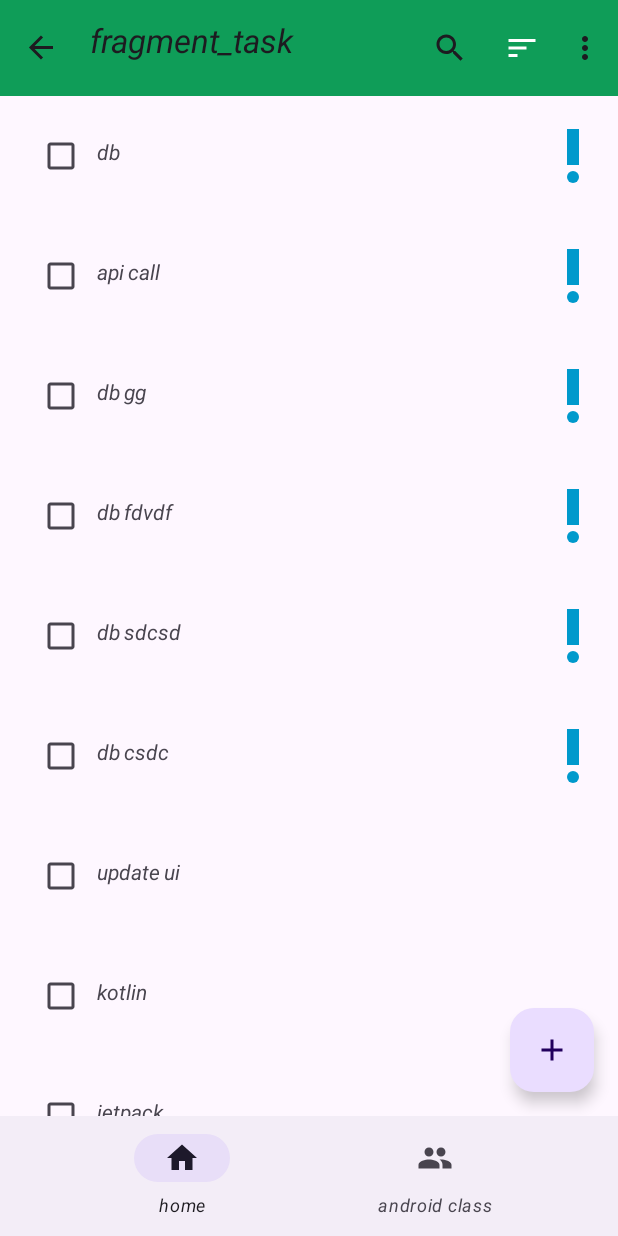
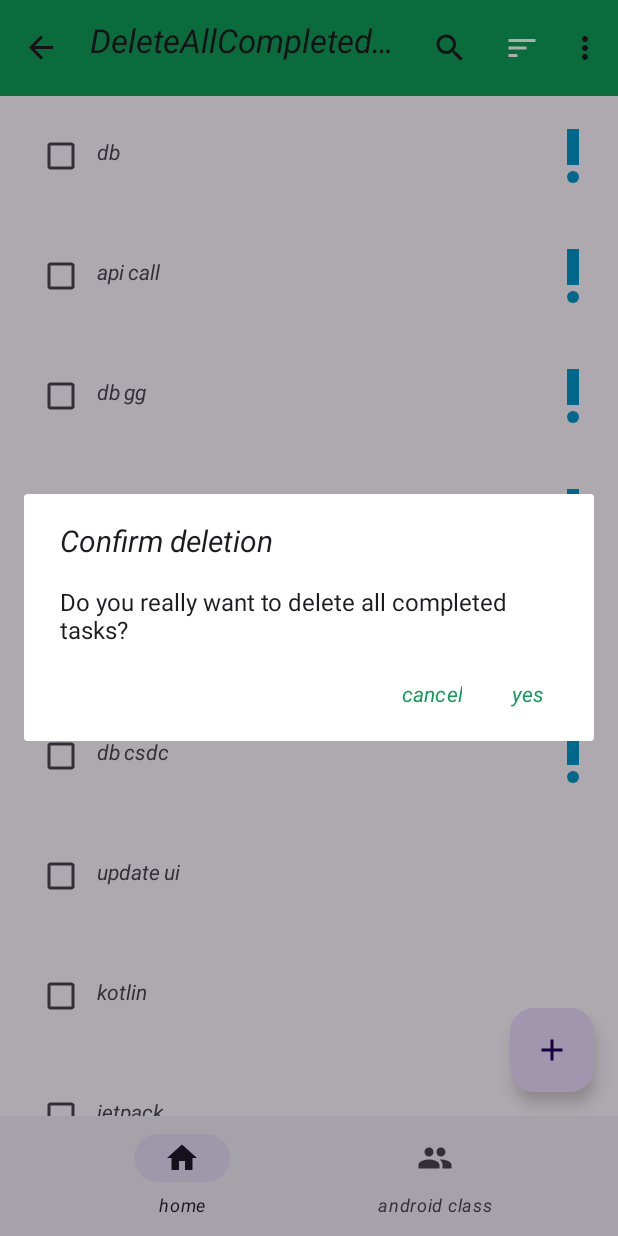
Before and after one commit to hanarahmati/AndroidFanavari40205, an Android app: the TaskFragment screen opened through its navigation route, in the options menu, after a tap on "Delete all completed", on a phone screen of 412 x 824 dp. Run offline under Robolectric (Android 15) with nearby library versions, the phone set to English and light mode, and no system bars; our stand-ins replace Dagger/Hilt's generated code, Room's generated code, navigation-ui.

```diff
--- a/app/src/main/java/co/fanavari/androidfanavari40205/data/task/TaskDao.kt
+++ b/app/src/main/java/co/fanavari/androidfanavari40205/data/task/TaskDao.kt
@@ -40,4 +40,7 @@ interface TaskDao {
 
     @Delete
     fun delete(task: Task)
+
+    @Query("DELETE FROM task_table WHERE completed = 1")
+    fun deleteCompletedTasks()
 }
--- /dev/null
+++ b/app/src/main/java/co/fanavari/androidfanavari40205/ui/deleteAllCompleted/DeleteAllCompletedDialog.kt
@@ -0,0 +1,26 @@
+package co.fanavari.androidfanavari40205.ui.deleteAllCompleted
+
+import android.app.Dialog
+import android.os.Bundle
+import androidx.appcompat.app.AlertDialog
+import androidx.fragment.app.DialogFragment
+import androidx.fragment.app.viewModels
+import dagger.hilt.android.AndroidEntryPoint
+
+
+@AndroidEntryPoint
+class DeleteAllCompletedDialogFragment : DialogFragment() {
+
+    private val viewModel: DeleteAllCompletedViewModel by viewModels()
+
+    override fun onCreateDialog(savedInstanceState: Bundle?): Dialog =
+        AlertDialog.Builder(requireContext())
+            .setTitle("Confirm deletion")
+            .setMessage("Do you really want to delete all completed tasks?")
+            .setNegativeButton("cancel", null)
+            .setPositiveButton("yes"){_, _ ->
+                viewModel.onConfirmClick()
+            }
+            .create()
+
+}
--- /dev/null
+++ b/app/src/main/java/co/fanavari/androidfanavari40205/ui/deleteAllCompleted/DeleteAllCompletedViewModel.kt
@@ -0,0 +1,20 @@
+package co.fanavari.androidfanavari40205.ui.deleteAllCompleted
+
+import androidx.lifecycle.ViewModel
+import co.fanavari.androidfanavari40205.data.task.TaskDao
+import co.fanavari.androidfanavari40205.di.ApplicationScope
+import dagger.hilt.android.lifecycle.HiltViewModel
+import kotlinx.coroutines.CoroutineScope
+import kotlinx.coroutines.launch
+import javax.inject.Inject
+
+@HiltViewModel
+class DeleteAllCompletedViewModel @Inject constructor(
+    private val taskDao: TaskDao,
+    @ApplicationScope private val applicationScope: CoroutineScope
+
+): ViewModel() {
+    fun onConfirmClick()  = applicationScope.launch {
+        taskDao.deleteCompletedTasks()
+    }
+}
--- a/app/src/main/java/co/fanavari/androidfanavari40205/ui/task/TaskFragment.kt
+++ b/app/src/main/java/co/fanavari/androidfanavari40205/ui/task/TaskFragment.kt
@@ -97,6 +97,12 @@ class TaskFragment : Fragment(R.layout.fragment_task), TaskAdapter.OnItemClickLi
                         is TasksEvent.ShowTaskSavedConfirmationMessage -> {
                             Snackbar.make(requireView(), event.msg, Snackbar.LENGTH_LONG).show()
                         }
+
+                        is TasksEvent.NavigateToDeleteAllCompletedScreen -> {
+                            val action = TaskFragmentDirections.actionGlobalDeleteAllCompletedDialogFragment()
+                            findNavController().navigate(action)
+
+                        }
                     }.exhaustive
 
                 }
@@ -148,7 +154,7 @@ class TaskFragment : Fragment(R.layout.fragment_task), TaskAdapter.OnItemClickLi
 
                     R.id.action_delete_all_completed_tasks -> {
 
-//                        viewModel.onDeleteAllCompletedClick()
+                        viewModel.onDeleteAllCompletedClick()
                         true
                     }
 
--- a/app/src/main/java/co/fanavari/androidfanavari40205/ui/task/TaskViewModel.kt
+++ b/app/src/main/java/co/fanavari/androidfanavari40205/ui/task/TaskViewModel.kt
@@ -87,6 +87,11 @@ class TaskViewModel @Inject constructor(
         tasksEventChannel.send(TasksEvent.ShowTaskSavedConfirmationMessage(text))
     }
 
+    fun onDeleteAllCompletedClick()  = viewModelScope
+        .launch(Dispatchers.IO){
+        tasksEventChannel.send(TasksEvent.NavigateToDeleteAllCompletedScreen)
+    }
+
 }
 
 sealed class TasksEvent {
@@ -94,4 +99,6 @@ sealed class TasksEvent {
     object NavigateToAddTaskScreen : TasksEvent()
     data class NavigateToEditTaskScreen(val task: Task) : TasksEvent()
     data class ShowTaskSavedConfirmationMessage(val msg: String) : TasksEvent()
+
+    object NavigateToDeleteAllCompletedScreen: TasksEvent()
 }
--- a/app/src/main/res/navigation/nav_graph.xml
+++ b/app/src/main/res/navigation/nav_graph.xml
@@ -54,4 +54,9 @@
             android:name="title"
             app:argType="string" />
     </fragment>
+    <dialog
+        android:id="@+id/deleteAllCompletedDialogFragment"
+        android:name="co.fanavari.androidfanavari40205.ui.deleteAllCompleted.DeleteAllCompletedDialogFragment"
+        android:label="DeleteAllCompletedDialogFragment" />
+    <action android:id="@+id/action_global_deleteAllCompletedDialogFragment" app:destination="@id/deleteAllCompletedDialogFragment"/>
 </navigation>
```
